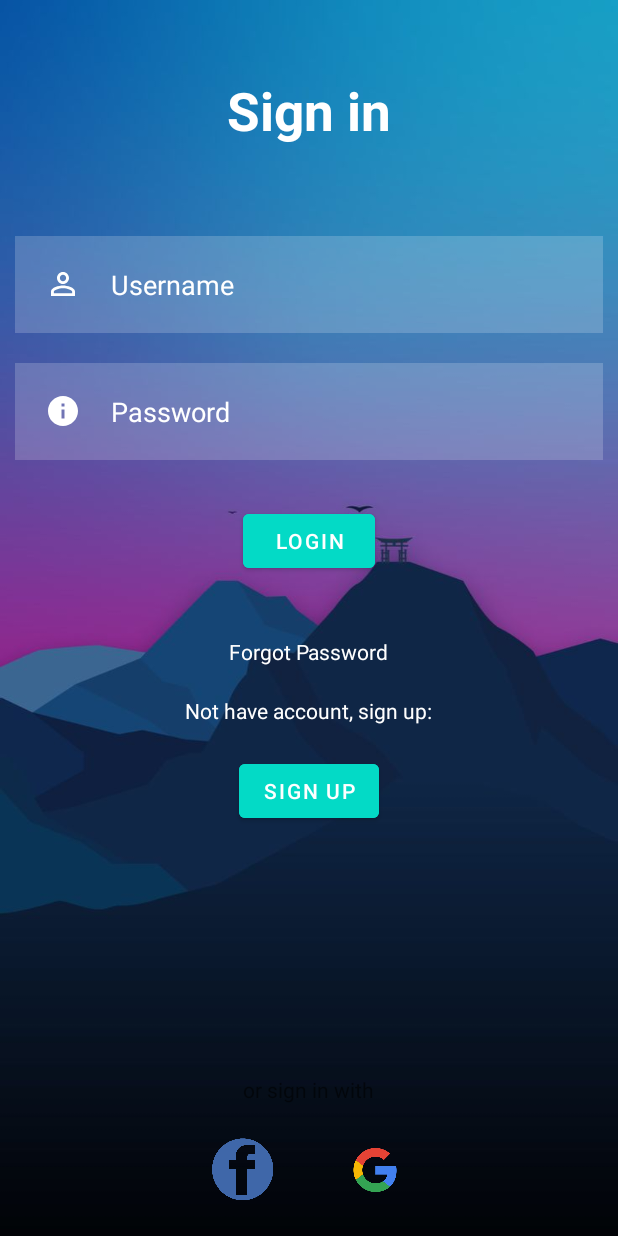
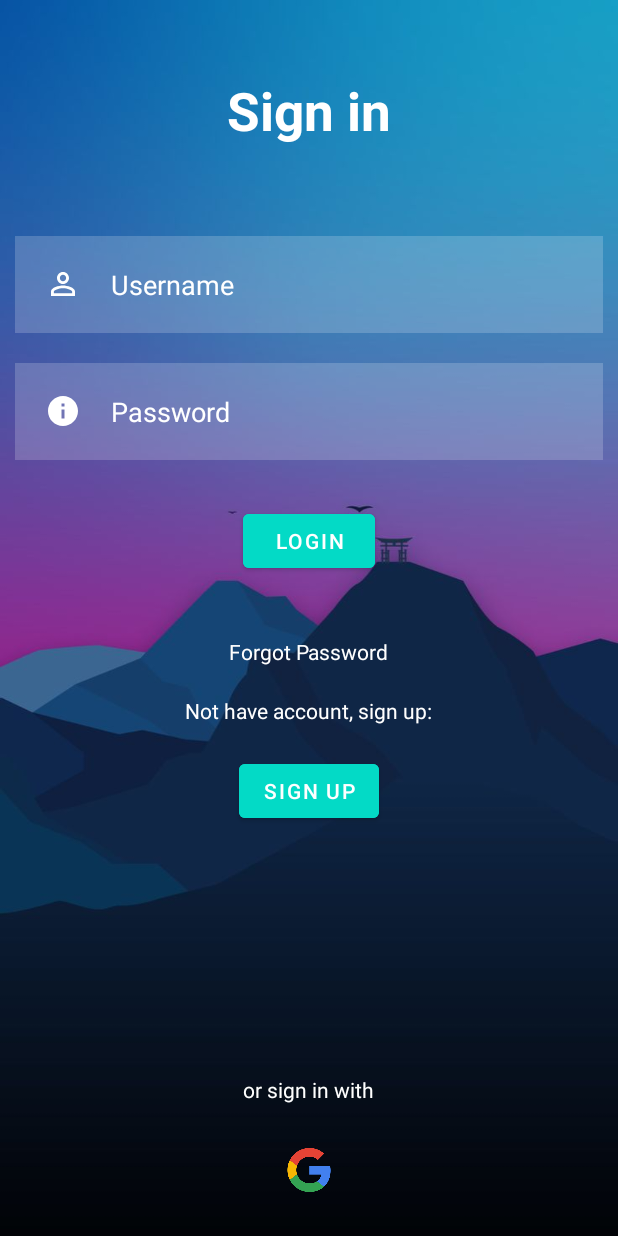
Before and after one commit to danpott555/QuizLearn, an Android app: the LoginActivity screen opened directly, with no data from a screen before it, on a phone screen of 412 x 824 dp. Run offline under Robolectric (Android 15) with nearby library versions, the phone set to English and light mode, and no system bars.

Commit message:
update sign in screen

```diff
--- a/app/src/main/res/layout/activity_main.xml
+++ b/app/src/main/res/layout/activity_main.xml
@@ -75,6 +75,7 @@
         android:layout_width="wrap_content"
         android:layout_height="wrap_content"
         android:id="@+id/other"
+        android:textColor="@color/white"
         android:layout_above="@id/socialicons"
         android:text="or sign in with"
         android:layout_centerHorizontal="true"
@@ -85,11 +86,7 @@
         android:layout_alignParentBottom="true"
         android:id="@+id/socialicons"
         android:gravity="center">
-        <ImageView
-            android:layout_width="48dp"
-            android:layout_height="48dp"
-            android:layout_margin="20dp"
-            android:src="@drawable/fbicon"/>
+
         <ImageView
             android:layout_width="48dp"
             android:layout_height="48dp"
```
